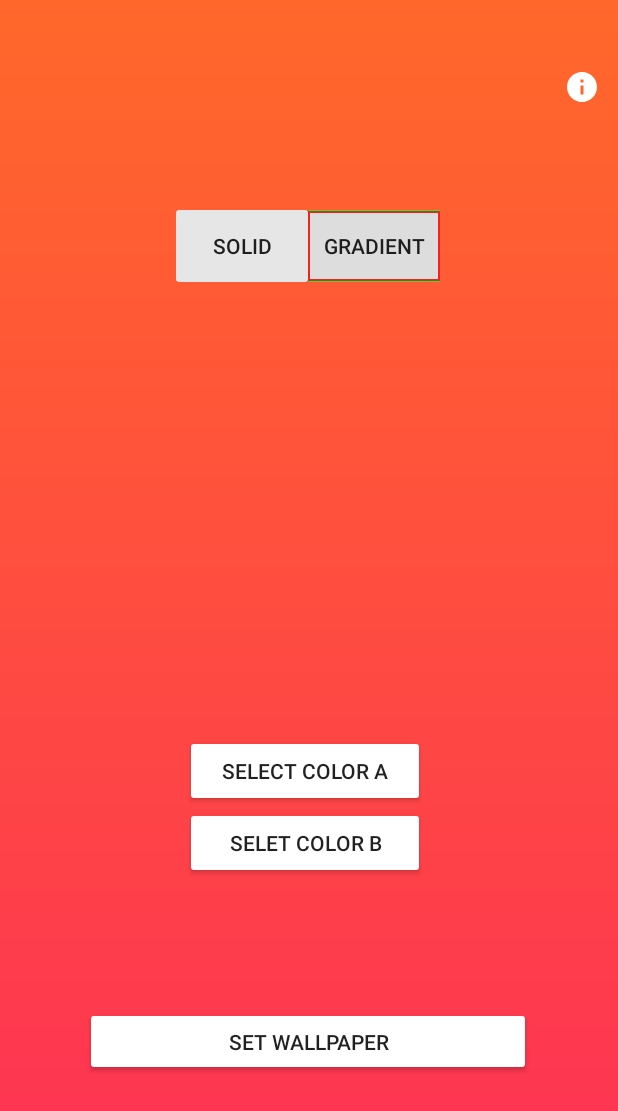
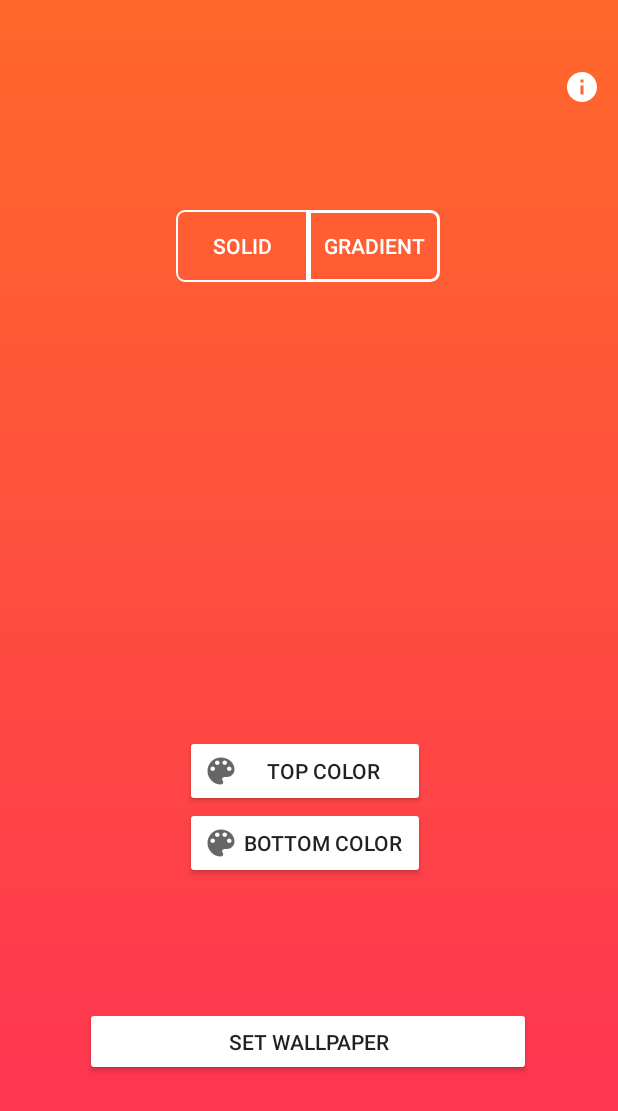
Before and after one commit to L-win/ColorpickerWallpaper, an Android app: the screen it shows after launch (MainActivity), after a tap on "GRADIENT", on a phone screen of 412 x 824 dp. Shown: the top 1111 px of the screen. Run offline under Robolectric (Android 15) with nearby library versions, the phone set to English and light mode, and no system bars; libraries missing offline, so code that uses them is left out: yuku.ambilwarna; 2 other taps on this screen came first.

Commit message:
transparent toggle buttons

```diff
--- a/app/src/main/java/com/elvina/colorpickerwallpaper/MainActivity.java
+++ b/app/src/main/java/com/elvina/colorpickerwallpaper/MainActivity.java
@@ -9,9 +9,7 @@ import androidx.core.content.ContextCompat;
 import android.app.WallpaperManager;
 import android.content.Intent;
 import android.graphics.Bitmap;
-import android.graphics.BitmapFactory;
 import android.graphics.Canvas;
-import android.graphics.drawable.BitmapDrawable;
 import android.graphics.drawable.ColorDrawable;
 import android.graphics.drawable.GradientDrawable;
 import android.os.Bundle;
@@ -113,12 +111,11 @@ public class MainActivity extends AppCompatActivity {
     }
 
     private void setButtons() {
-
         buttonSwitchSolid.setOnClickListener(new View.OnClickListener() {
             @Override
             public void onClick(View v) {
-                buttonSwitchSolid.setBackgroundResource(R.drawable.button_active_background);
-                buttonSwitchGradient.setBackgroundResource(R.drawable.button_background);
+                buttonSwitchSolid.setBackgroundResource(R.drawable.button_switch_left_on);
+                buttonSwitchGradient.setBackgroundResource(R.drawable.button_switch_right_off);
                 layoutSolid.setVisibility(LinearLayout.VISIBLE);
                 layoutGradient.setVisibility(LinearLayout.GONE);
                 layoutSwitchState = "solid";
@@ -127,8 +124,8 @@ public class MainActivity extends AppCompatActivity {
         buttonSwitchGradient.setOnClickListener(new View.OnClickListener() {
             @Override
             public void onClick(View v) {
-                buttonSwitchSolid.setBackgroundResource(R.drawable.button_background);
-                buttonSwitchGradient.setBackgroundResource(R.drawable.button_active_background);
+                buttonSwitchSolid.setBackgroundResource(R.drawable.button_switch_left_off);
+                buttonSwitchGradient.setBackgroundResource(R.drawable.button_switch_right_on);
                 layoutSolid.setVisibility(LinearLayout.GONE);
                 layoutGradient.setVisibility(LinearLayout.VISIBLE);
                 layoutSwitchState = "gradient";
@@ -141,7 +138,6 @@ public class MainActivity extends AppCompatActivity {
                 openColorPicker("solid");
             }
         });
-
         buttonColorPickerGradientA.setOnClickListener(new View.OnClickListener() {
             @Override
             public void onClick(View v) {
@@ -149,7 +145,6 @@ public class MainActivity extends AppCompatActivity {
 
             }
         });
-
         buttonColorPickerGradientB.setOnClickListener(new View.OnClickListener() {
             @Override
             public void onClick(View v) {
@@ -157,7 +152,6 @@ public class MainActivity extends AppCompatActivity {
 
             }
         });
-
 
         buttonSetWallpaper.setOnClickListener(new View.OnClickListener() {
             @Override
@@ -168,7 +162,6 @@ public class MainActivity extends AppCompatActivity {
 //                setAppBackground();
             }
         });
-
     }
 
     private void openColorPicker(String type) {
--- a/app/src/main/res/drawable/button_active_background.xml
+++ /dev/null
@@ -1,20 +0,0 @@
-<?xml version="1.0" encoding="utf-8"?>
-<layer-list xmlns:android="http://schemas.android.com/apk/res/android" >
-    <item>
-        <shape
-            android:shape="rectangle">
-            <stroke android:width="1dp" android:color="#00FF2A" />
-            <solid android:color="#FFDDDDDD" />
-
-        </shape>
-    </item>
-
-    <item android:top="1dp" android:bottom="1dp">
-        <shape
-            android:shape="rectangle">
-            <stroke android:width="1dp" android:color="#F32121" />
-            <solid android:color="#00000000" />
-        </shape>
-    </item>
-
-</layer-list>
--- a/app/src/main/res/drawable/button_background.xml
+++ /dev/null
@@ -1,8 +0,0 @@
-<shape xmlns:android="http://schemas.android.com/apk/res/android"
-    android:shape="rectangle"
-    >
-    <solid
-        android:color="#E6E6E6" />
-    <corners
-        android:radius="2sp" />
-</shape>
--- /dev/null
+++ b/app/src/main/res/drawable/button_switch_left_off.xml
@@ -0,0 +1,10 @@
+<shape xmlns:android="http://schemas.android.com/apk/res/android"
+    android:shape="rectangle">
+    <stroke
+        android:width="1dp"
+        android:color="#FFFFFF" />
+    <solid android:color="#00000000" />
+    <corners
+        android:topLeftRadius="5sp"
+        android:bottomLeftRadius="5sp"/>
+</shape>
--- /dev/null
+++ b/app/src/main/res/drawable/button_switch_left_on.xml
@@ -0,0 +1,12 @@
+<?xml version="1.0" encoding="utf-8"?>
+
+<shape xmlns:android="http://schemas.android.com/apk/res/android"
+    android:shape="rectangle">
+    <stroke
+        android:width="2dp"
+        android:color="#FFFFFF" />
+    <solid android:color="#00000000" />
+    <corners
+        android:bottomLeftRadius="5sp"
+        android:topLeftRadius="5sp" />
+</shape>
--- /dev/null
+++ b/app/src/main/res/drawable/button_switch_right_off.xml
@@ -0,0 +1,11 @@
+<?xml version="1.0" encoding="utf-8"?>
+<shape xmlns:android="http://schemas.android.com/apk/res/android"
+    android:shape="rectangle">
+    <stroke
+        android:width="1dp"
+        android:color="#FFFFFF" />
+    <solid android:color="#00000000" />
+    <corners
+        android:bottomRightRadius="5sp"
+        android:topRightRadius="5sp" />
+</shape>
--- /dev/null
+++ b/app/src/main/res/drawable/button_switch_right_on.xml
@@ -0,0 +1,11 @@
+<?xml version="1.0" encoding="utf-8"?>
+<shape xmlns:android="http://schemas.android.com/apk/res/android"
+    android:shape="rectangle">
+    <stroke
+        android:width="2dp"
+        android:color="#FFFFFF" />
+    <solid android:color="#00000000" />
+    <corners
+        android:bottomRightRadius="5sp"
+        android:topRightRadius="5sp" />
+</shape>
--- /dev/null
+++ b/app/src/main/res/drawable/ic_baseline_color_lens_24.xml
@@ -0,0 +1,10 @@
+<vector xmlns:android="http://schemas.android.com/apk/res/android"
+    android:width="24dp"
+    android:height="24dp"
+    android:viewportWidth="24"
+    android:viewportHeight="24"
+    android:tint="?attr/colorControlNormal">
+  <path
+      android:fillColor="@android:color/white"
+      android:pathData="M12,3c-4.97,0 -9,4.03 -9,9s4.03,9 9,9c0.83,0 1.5,-0.67 1.5,-1.5 0,-0.39 -0.15,-0.74 -0.39,-1.01 -0.23,-0.26 -0.38,-0.61 -0.38,-0.99 0,-0.83 0.67,-1.5 1.5,-1.5L16,16c2.76,0 5,-2.24 5,-5 0,-4.42 -4.03,-8 -9,-8zM6.5,12c-0.83,0 -1.5,-0.67 -1.5,-1.5S5.67,9 6.5,9 8,9.67 8,10.5 7.33,12 6.5,12zM9.5,8C8.67,8 8,7.33 8,6.5S8.67,5 9.5,5s1.5,0.67 1.5,1.5S10.33,8 9.5,8zM14.5,8c-0.83,0 -1.5,-0.67 -1.5,-1.5S13.67,5 14.5,5s1.5,0.67 1.5,1.5S15.33,8 14.5,8zM17.5,12c-0.83,0 -1.5,-0.67 -1.5,-1.5S16.67,9 17.5,9s1.5,0.67 1.5,1.5 -0.67,1.5 -1.5,1.5z"/>
+</vector>
--- a/app/src/main/res/layout/activity_main.xml
+++ b/app/src/main/res/layout/activity_main.xml
@@ -33,15 +33,18 @@
             android:id="@+id/button_solid"
             android:layout_width="wrap_content"
             android:layout_height="wrap_content"
-            android:background="@drawable/button_active_background"
-            android:text="SOLID" />
+            android:background="@drawable/button_switch_left_on"
+            android:text="SOLID"
+            android:textColor="@color/white"
+            android:backgroundTint="@color/white"/>
 
         <Button
             android:id="@+id/button_gradient"
             android:layout_width="wrap_content"
             android:layout_height="wrap_content"
-            android:background="@drawable/button_background"
-            android:text="GRADIENT" />
+            android:background="@drawable/button_switch_left_off"
+            android:text="GRADIENT"
+            android:textColor="@color/white"/>
 
     </LinearLayout>
 
@@ -66,7 +69,7 @@
             android:layout_width="wrap_content"
             android:layout_height="wrap_content"
             android:orientation="vertical"
-            android:visibility="gone">
+            android:visibility="visible">
 
             <Button
                 android:id="@+id/open_colorpicker"
@@ -76,7 +79,8 @@
                 android:layout_marginTop="20dp"
                 android:width="160dp"
                 android:backgroundTint="@color/white"
-                android:text="Select Color" />
+                android:text="Color"
+                android:drawableLeft="@drawable/ic_baseline_color_lens_24"/>
 
         </LinearLayout>
 
@@ -87,21 +91,23 @@
             android:layout_height="wrap_content"
             android:layout_gravity="center"
             android:orientation="vertical"
-            android:visibility="visible">
+            android:visibility="gone">
 
             <Button
                 android:id="@+id/open_gradient_colorpicker_a"
                 android:layout_width="160dp"
                 android:layout_height="wrap_content"
                 android:backgroundTint="@color/white"
-                android:text="SELECT COLOR A" />
+                android:text="TOP COLOR"
+                android:drawableLeft="@drawable/ic_baseline_color_lens_24"/>
 
             <Button
                 android:id="@+id/open_gradient_colorpicker_b"
                 android:layout_width="160dp"
                 android:layout_height="wrap_content"
                 android:backgroundTint="@color/white"
-                android:text="SELET COLOR B" />
+                android:text="BOTTOM COLOR"
+                android:drawableLeft="@drawable/ic_baseline_color_lens_24"/>
 
         </LinearLayout>
 
```
